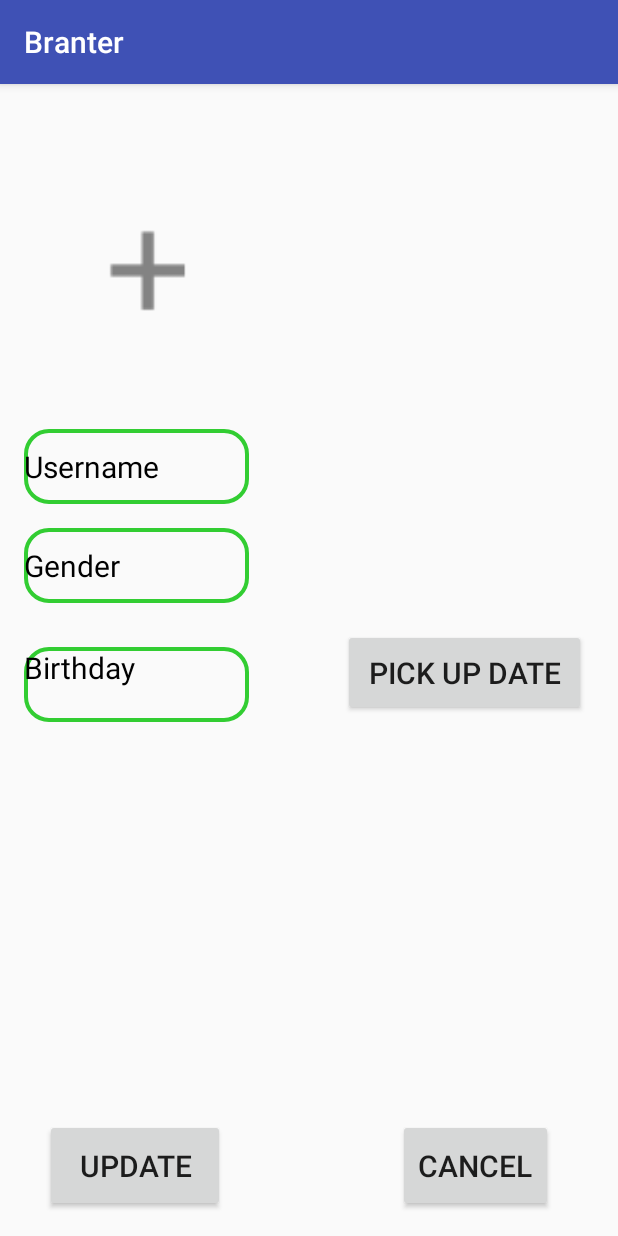
After one commit to FrankYan93/Branter, an Android app: the ProfileUpdateActivity screen opened directly, with no data from a screen before it, on a phone screen of 412 x 824 dp. The commit adds this screen. Run offline under Robolectric (Android 15) with nearby library versions, the phone set to English and light mode, and no system bars.

Commit message:
finish profile update

```diff
--- /dev/null
+++ b/app/src/main/java/com/branter/jiadongyan/branter/ProfileUpdateActivity.java
@@ -0,0 +1,291 @@
+package com.branter.jiadongyan.branter;
+
+import android.app.DatePickerDialog;
+import android.app.Dialog;
+import android.content.DialogInterface;
+import android.content.Intent;
+import android.content.pm.ActivityInfo;
+import android.database.Cursor;
+import android.graphics.Bitmap;
+import android.graphics.BitmapFactory;
+import android.net.Uri;
+import android.provider.MediaStore;
+import android.support.v7.app.AlertDialog;
+import android.support.v7.app.AppCompatActivity;
+import android.os.Bundle;
+import android.text.TextUtils;
+import android.util.Log;
+import android.view.View;
+import android.view.WindowManager;
+import android.widget.AdapterView;
+import android.widget.Button;
+import android.widget.DatePicker;
+import android.widget.EditText;
+import android.widget.GridView;
+import android.widget.ImageView;
+import android.widget.SimpleAdapter;
+import android.widget.TextView;
+import android.widget.Toast;
+
+import java.util.ArrayList;
+import java.util.Calendar;
+import java.util.HashMap;
+
+public class ProfileUpdateActivity extends AppCompatActivity implements View.OnClickListener{
+
+    private GridView gridView1;              //网格显示缩略图
+    private Button buttonPublish;            //发布按钮
+    private Button buttonCancel;
+    private Button startbtn;
+    private TextView startDate,endDate;
+    private EditText username;
+    private EditText gender;
+    private int startYear,startMonth,startDay;
+    final int start_DATE_DIALOG = 1;
+    private final int IMAGE_OPEN = 1;        //打开图片标记
+    private String pathImage;                //选择图片路径
+    private Bitmap bmp;                      //导入临时图片
+    private ArrayList<HashMap<String, Object>> imageItem;
+    private SimpleAdapter simpleAdapter;     //适配器
+    private DatePickerDialog.OnDateSetListener startdateListener = new DatePickerDialog.OnDateSetListener() {
+
+        @Override
+        public void onDateSet(DatePicker view, int year, int monthOfYear,
+                              int dayOfMonth) {
+            startYear = year;
+            startMonth = monthOfYear;
+            startDay = dayOfMonth;
+            display(startDate, startYear,startMonth,startDay);
+        }
+    };
+
+
+    @Override
+    protected void onCreate(Bundle savedInstanceState) {
+        super.onCreate(savedInstanceState);
+        setContentView(R.layout.activity_profile_update);
+        /*
+         * 防止键盘挡住输入框
+         * 不希望遮挡设置activity属性 android:windowSoftInputMode="adjustPan"
+         * 希望动态调整高度 android:windowSoftInputMode="adjustResize"
+         */
+        getWindow().setSoftInputMode(WindowManager.LayoutParams.
+                SOFT_INPUT_ADJUST_PAN);
+        //锁定屏幕
+        setRequestedOrientation(ActivityInfo.SCREEN_ORIENTATION_PORTRAIT);
+        setContentView(R.layout.activity_profile_update);
+        //获取控件对象
+        gridView1 = (GridView) findViewById(R.id.profile_submit_image);
+
+        /*
+         * 载入默认图片添加图片加号
+         * 通过适配器实现
+         * SimpleAdapter参数imageItem为数据源 R.layout.griditem_addpic为布局
+         */
+        //获取资源图片加号
+        bmp = BitmapFactory.decodeResource(getResources(), R.drawable.gridview_addpic);
+        imageItem = new ArrayList<HashMap<String, Object>>();
+        HashMap<String, Object> map = new HashMap<String, Object>();
+        map.put("itemImage", bmp);
+        imageItem.add(map);
+        simpleAdapter = new SimpleAdapter(this,
+                imageItem, R.layout.griditem_addpic,
+                new String[] { "itemImage"}, new int[] { R.id.imageView1});
+        /*
+         * HashMap载入bmp图片在GridView中不显示,但是如果载入资源ID能显示 如
+         * map.put("itemImage", R.drawable.img);
+         * 解决方法:
+         *              1.自定义继承BaseAdapter实现
+         *              2.ViewBinder()接口实现
+         *  参考 http://blog.csdn.net/admin_/article/details/7257901
+         */
+        simpleAdapter.setViewBinder(new SimpleAdapter.ViewBinder() {
+            @Override
+            public boolean setViewValue(View view, Object data,
+                                        String textRepresentation) {
+                // TODO Auto-generated method stub
+                if(view instanceof ImageView && data instanceof Bitmap){
+                    ImageView i = (ImageView)view;
+                    i.setImageBitmap((Bitmap) data);
+                    return true;
+                }
+                return false;
+            }
+        });
+        gridView1.setAdapter(simpleAdapter);
+
+        /*
+         * 监听GridView点击事件
+         * 报错:该函数必须抽象方法 故需要手动导入import android.view.View;
+         */
+        gridView1.setOnItemClickListener(new AdapterView.OnItemClickListener() {
+            @Override
+            public void onItemClick(AdapterView<?> parent, View v, int position, long id)
+            {
+
+                Intent intent = new Intent(Intent.ACTION_PICK,
+                        android.provider.MediaStore.Images.Media.EXTERNAL_CONTENT_URI);
+                startActivityForResult(intent, IMAGE_OPEN);
+                //通过onResume()刷新数据
+
+            }
+        });
+
+
+        buttonPublish = (Button)findViewById(R.id.profile_submit_update_button);
+        buttonPublish.setTag(1);
+        buttonPublish.setOnClickListener(ProfileUpdateActivity.this);
+        buttonCancel = (Button) findViewById(R.id.profile_submit_cancel_button);
+        buttonCancel.setTag(2);
+        buttonCancel.setOnClickListener(ProfileUpdateActivity.this);
+
+        startbtn = (Button) findViewById(R.id.profile_submit_pickdate_tag);
+        startDate = (TextView) findViewById(R.id.profile_submit_birthday_tag);
+        startbtn.setTag(3);
+        startbtn.setOnClickListener(ProfileUpdateActivity.this);
+
+        final Calendar ca = Calendar.getInstance();
+        startYear = ca.get(Calendar.YEAR);
+        startMonth = ca.get(Calendar.MONTH);
+        startDay = ca.get(Calendar.DAY_OF_MONTH);
+
+
+        username = (EditText) findViewById(R.id.profile_submit_username_tag);
+        gender = (EditText) findViewById(R.id.profile_submit_gender_tag);
+
+    }
+
+    @Override
+    public void onClick(View v) {
+        int tag = (int) v.getTag();
+        Intent intent=new Intent(this,MainActivity.class);
+        switch (tag) {
+            case 1:
+                Log.e("I am in create event", "LOL");
+//                Event newEvent = new Event("","","");
+                //TODO: create new event to data servive
+                GridTest newGridTest = new GridTest();
+                newGridTest.setHeadphoto("http://img3.imgtn.bdimg.com/it/u=3367770910,1075442079&fm=21&gp=0.jpg");
+                newGridTest.setContent(username.getText().toString());
+                newGridTest.setTime("From " + startDate.getText().toString() + " to " + endDate.getText().toString());
+                newGridTest.setImage(pathImage);
+                newGridTest.setEventTitle(gender.getText().toString());
+                MainActivity.listgrid.add(newGridTest);
+
+                startActivity(intent);
+                break;
+
+            case 2:
+                startActivity(intent);
+                break;
+
+            case 3:
+                showDialog(start_DATE_DIALOG);
+                break;
+
+        }
+
+    }
+
+    @Override
+    protected Dialog onCreateDialog(int id) {
+        switch (id) {
+            case start_DATE_DIALOG:
+                return new DatePickerDialog(this, startdateListener, startYear, startMonth, startDay);
+
+        }
+        return null;
+    }
+
+    /**
+     * 设置日期 利用StringBuffer追加
+     */
+    public void display(TextView v, int month, int day, int year) {
+        v.setText(new StringBuffer().append(month + 1).append("-").append(day).append("-").append(year).append(" "));
+    }
+
+
+    //获取图片路径 响应startActivityForResult
+    protected void onActivityResult(int requestCode, int resultCode, Intent data) {
+        super.onActivityResult(requestCode, resultCode, data);
+        //打开图片
+        if(resultCode==RESULT_OK && requestCode==IMAGE_OPEN) {
+            Uri uri = data.getData();
+            if (!TextUtils.isEmpty(uri.getAuthority())) {
+                //查询选择图片
+                Cursor cursor = getContentResolver().query(
+                        uri,
+                        new String[] { MediaStore.Images.Media.DATA },
+                        null,
+                        null,
+                        null);
+                //返回 没找到选择图片
+                if (null == cursor) {
+                    return;
+                }
+                //光标移动至开头 获取图片路径
+                cursor.moveToFirst();
+                pathImage = cursor.getString(cursor
+                        .getColumnIndex(MediaStore.Images.Media.DATA));
+            }
+        }  //end if 打开图片
+    }
+
+    //刷新图片
+    @Override
+    protected void onResume() {
+        super.onResume();
+        if(!TextUtils.isEmpty(pathImage)){
+            Bitmap addbmp=BitmapFactory.decodeFile(pathImage);
+            HashMap<String, Object> map = new HashMap<String, Object>();
+            map.put("itemImage", addbmp);
+            imageItem.add(map);
+            simpleAdapter = new SimpleAdapter(this,
+                    imageItem, R.layout.griditem_addpic,
+                    new String[] { "itemImage"}, new int[] { R.id.imageView1});
+            simpleAdapter.setViewBinder(new SimpleAdapter.ViewBinder() {
+                @Override
+                public boolean setViewValue(View view, Object data,
+                                            String textRepresentation) {
+                    // TODO Auto-generated method stub
+                    if(view instanceof ImageView && data instanceof Bitmap){
+                        ImageView i = (ImageView)view;
+                        i.setImageBitmap((Bitmap) data);
+                        return true;
+                    }
+                    return false;
+                }
+            });
+            gridView1.setAdapter(simpleAdapter);
+            simpleAdapter.notifyDataSetChanged();
+            //刷新后释放防止手机休眠后自动添加
+            pathImage = null;
+        }
+    }
+
+    /*
+     * Dialog对话框提示用户删除操作
+     * position为删除图片位置
+     */
+    protected void dialog(final int position) {
+        AlertDialog.Builder builder = new AlertDialog.Builder(ProfileUpdateActivity.this);
+        builder.setMessage("Are you sure to remove this picture");
+        builder.setTitle("Waring");
+        builder.setPositiveButton("OK", new DialogInterface.OnClickListener() {
+            @Override
+            public void onClick(DialogInterface dialog, int which) {
+                dialog.dismiss();
+                imageItem.remove(position);
+                simpleAdapter.notifyDataSetChanged();
+            }
+        });
+        builder.setNegativeButton("Cancel", new DialogInterface.OnClickListener() {
+            @Override
+            public void onClick(DialogInterface dialog, int which) {
+                dialog.dismiss();
+            }
+        });
+        builder.create().show();
+    }
+
+}
--- /dev/null
+++ b/app/src/main/res/layout/activity_profile_update.xml
@@ -0,0 +1,107 @@
+<?xml version="1.0" encoding="utf-8"?>
+<android.support.constraint.ConstraintLayout xmlns:android="http://schemas.android.com/apk/res/android"
+    xmlns:app="http://schemas.android.com/apk/res-auto"
+    xmlns:tools="http://schemas.android.com/tools"
+    android:layout_width="match_parent"
+    android:layout_height="match_parent"
+    tools:context="com.branter.jiadongyan.branter.ProfileUpdateActivity">
+
+    <EditText
+        android:id="@+id/profile_submit_username_tag"
+        android:layout_width="150dp"
+        android:layout_height="50dp"
+        android:background="@drawable/editview_shape"
+        android:text="Username"
+        android:textColor="#000000"
+        android:textSize="20sp"
+        android:layout_marginBottom="16dp"
+        app:layout_constraintBottom_toTopOf="@+id/profile_submit_gender_tag"
+        android:layout_marginLeft="16dp"
+        app:layout_constraintLeft_toLeftOf="parent" />
+
+    <EditText
+        android:id="@+id/profile_submit_gender_tag"
+        android:layout_width="150dp"
+        android:layout_height="50dp"
+        android:background="@drawable/editview_shape"
+        android:text="Gender"
+        android:textColor="#000000"
+        android:textSize="20sp"
+        android:layout_marginLeft="16dp"
+        app:layout_constraintLeft_toLeftOf="parent"
+        app:layout_constraintTop_toTopOf="parent"
+        android:layout_marginTop="296dp" />
+
+    <Button
+        android:id="@+id/profile_submit_cancel_button"
+        android:layout_width="103dp"
+        android:layout_height="62dp"
+        android:layout_toRightOf="@+id/buttonpublish"
+        android:text="Cancel"
+        android:textSize="20sp"
+        app:layout_constraintBottom_toBottomOf="parent"
+        android:layout_marginBottom="16dp"
+        android:layout_marginRight="43dp"
+        app:layout_constraintRight_toRightOf="parent" />
+
+    <Button
+        android:id="@+id/profile_submit_update_button"
+        android:layout_width="120dp"
+        android:layout_height="62dp"
+        android:text="Update"
+        android:textSize="20sp"
+        android:layout_marginLeft="30dp"
+        app:layout_constraintLeft_toLeftOf="parent"
+        app:layout_constraintBottom_toBottomOf="parent"
+        android:layout_marginBottom="16dp" />
+
+    <TextView
+        android:id="@+id/profile_submit_birthday_tag"
+        android:layout_width="150dp"
+        android:layout_height="50dp"
+        android:background="@drawable/editview_shape"
+        android:text="Birthday"
+        android:textColor="#000000"
+        android:textSize="20sp"
+        android:layout_marginLeft="16dp"
+        app:layout_constraintLeft_toLeftOf="parent"
+        android:layout_marginTop="12dp"
+        app:layout_constraintTop_toBottomOf="@+id/profile_submit_gender_tag"
+        app:layout_constraintBottom_toBottomOf="parent"
+        android:layout_marginBottom="8dp"
+        app:layout_constraintVertical_bias="0.05" />
+
+    <Button
+        android:id="@+id/profile_submit_pickdate_tag"
+        android:layout_width="162dp"
+        android:layout_height="58dp"
+        android:text="Pick up Date"
+        android:textSize="20sp"
+        android:layout_marginRight="8dp"
+        app:layout_constraintRight_toRightOf="parent"
+        app:layout_constraintLeft_toRightOf="@+id/profile_submit_birthday_tag"
+        android:layout_marginLeft="8dp"
+        app:layout_constraintHorizontal_bias="0.8"
+        app:layout_constraintTop_toTopOf="parent"
+        android:layout_marginTop="363dp" />
+
+    <GridView
+        android:id="@+id/profile_submit_image"
+        android:layout_width="192dp"
+        android:layout_height="211dp"
+
+
+        android:layout_marginTop="79dp"
+        android:columnWidth="90dp"
+        android:gravity="center"
+        android:horizontalSpacing="5dp"
+        android:numColumns="2"
+        android:stretchMode="columnWidth"
+        android:verticalSpacing="5dp"
+        app:layout_constraintHorizontal_bias="0.258"
+        app:layout_constraintLeft_toLeftOf="parent"
+        app:layout_constraintRight_toRightOf="parent"
+        app:layout_constraintTop_toTopOf="parent"
+        tools:layout_editor_absoluteY="69dp"></GridView>
+
+</android.support.constraint.ConstraintLayout>
```
Also changed, not shown: app/src/main/AndroidManifest.xml (+9 -1 lines), app/src/main/java/com/branter/jiadongyan/branter/MyAccountActivity.java (+16 -5 lines), app/src/main/res/layout/activity_maps_view.xml (+21 -24 lines), app/src/main/res/layout/activity_my_account.xml (+2 -8 lines), app/src/main/res/layout/content_my_account.xml (+24 -4 lines).
